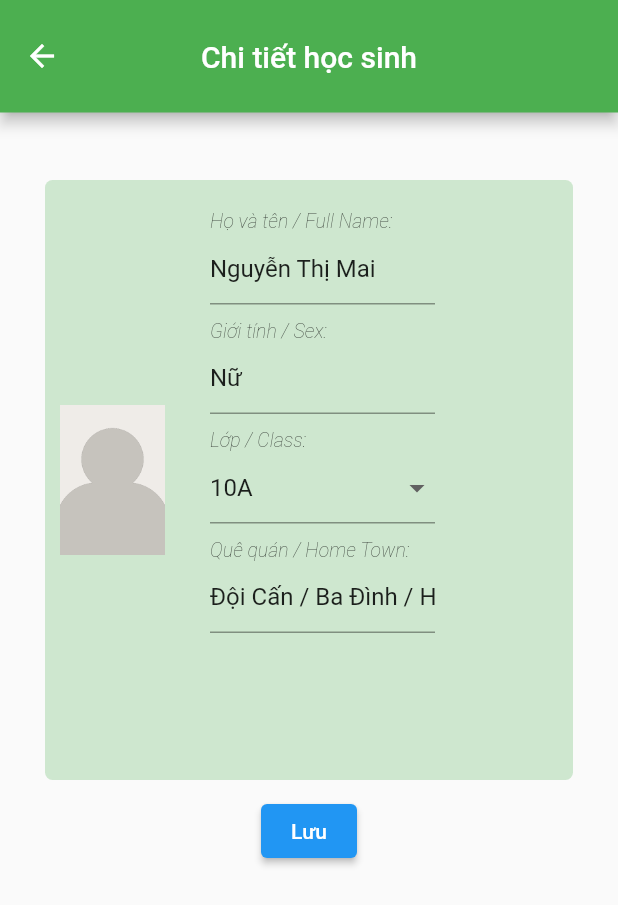
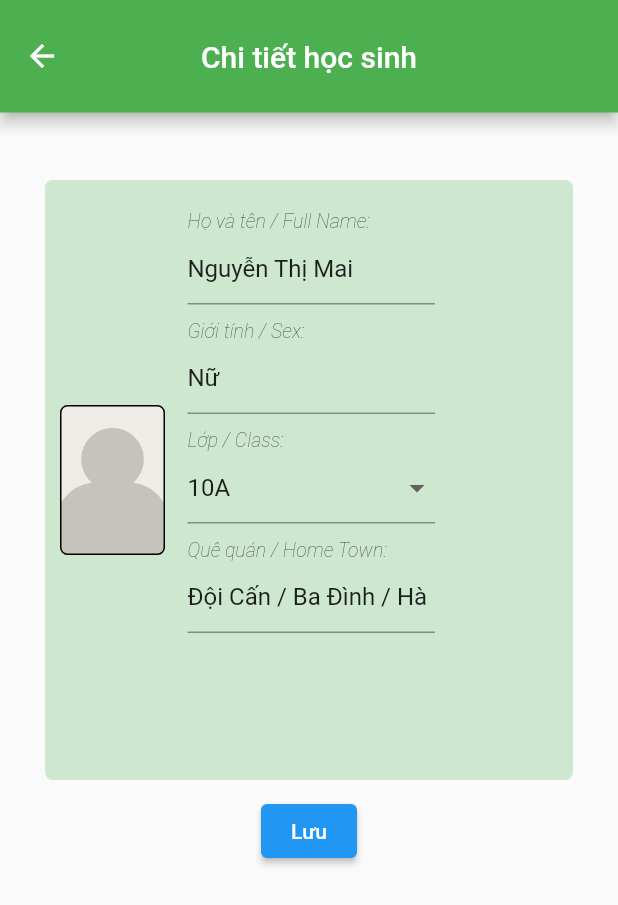
Before and after one commit to XuanNghi19/classroom_management, a Flutter app: the DisplayStudentList screen opened directly with sample values from the repository, after a tap on "Chi tiết", on a phone screen of 412 x 824 dp. Shown: the top 905 px of the screen. Run offline on Flutter 3.47's test engine with Material 2 defaults, Android fonts, the phone set to English and light mode, and no system bars; our stand-ins replace image_picker.

Commit message:
fix package

```diff
--- a/lib/display_student_detail.dart
+++ b/lib/display_student_detail.dart
@@ -53,19 +53,23 @@ class _DisplayStudentDetailState extends State<DisplayStudentDetail> {
                 child: Row(
                   mainAxisAlignment: MainAxisAlignment.start,
                   children: [
-                    const SizedBox(
+                    Container(
+                      decoration: BoxDecoration(
+                        border: Border.all(color: Colors.black),
+                        borderRadius: BorderRadius.circular(5),
+                        image: const DecorationImage(
+                          image: AssetImage('images/images.png'),
+                          fit: BoxFit.cover,
+                        ),
+                      ),
                       height: 100,
                       width: 70,
-                      child: Image(
-                        fit: BoxFit.cover,
-                        image: AssetImage('images/images.png'),
-                      ),
                     ),
-                    const SizedBox(width: 30),
+                    const SizedBox(width: 15),
                     Column(
                       children: [
                         SizedBox(
-                          width: 150,
+                          width: 165,
                           child: Form(
                             key: _formKey,
                             child: Column(
--- a/lib/display_student_list.dart
+++ b/lib/display_student_list.dart
@@ -53,7 +53,8 @@ class _DisplayStudentListState extends State<DisplayStudentList> {
                 children: [
                   TableRow(
                     decoration: BoxDecoration(
-                        color: Theme.of(context).primaryColor.withOpacity(0.8)),
+                      color: Theme.of(context).primaryColor.withOpacity(0.8),
+                    ),
                     children: const [
                       SizedBox(
                         height: 50,
@@ -101,8 +102,8 @@ class _DisplayStudentListState extends State<DisplayStudentList> {
                     dataList.studentList.length,
                     (index) => TableRow(
                       decoration: BoxDecoration(
-                          color:
-                              Theme.of(context).primaryColor.withOpacity(0.25)),
+                        color: Theme.of(context).primaryColor.withOpacity(0.25),
+                      ),
                       children: [
                         SizedBox(
                           child: Center(
@@ -111,10 +112,11 @@ class _DisplayStudentListState extends State<DisplayStudentList> {
                             style: const TextStyle(fontSize: 13),
                           )),
                         ),
-                        SizedBox(
-                          height: 60,
-                          child: Center(
-                            child: Image.asset('images/images.png'),
+                        const SizedBox(
+                          height: 100,
+                          child: Image(
+                            fit: BoxFit.cover,
+                            image: AssetImage('images/images.png'),
                           ),
                         ),
                         SizedBox(
@@ -143,7 +145,8 @@ class _DisplayStudentListState extends State<DisplayStudentList> {
                                       context: context,
                                       builder: (context) => AlertDialog(
                                         title: const Text('Xác nhận xóa'),
-                                        content: const Text('Đồng ý xóa học sinh này!'),
+                                        content: const Text(
+                                            'Đồng ý xóa học sinh này!'),
                                         actions: [
                                           TextButton(
                                             onPressed: () =>
```
